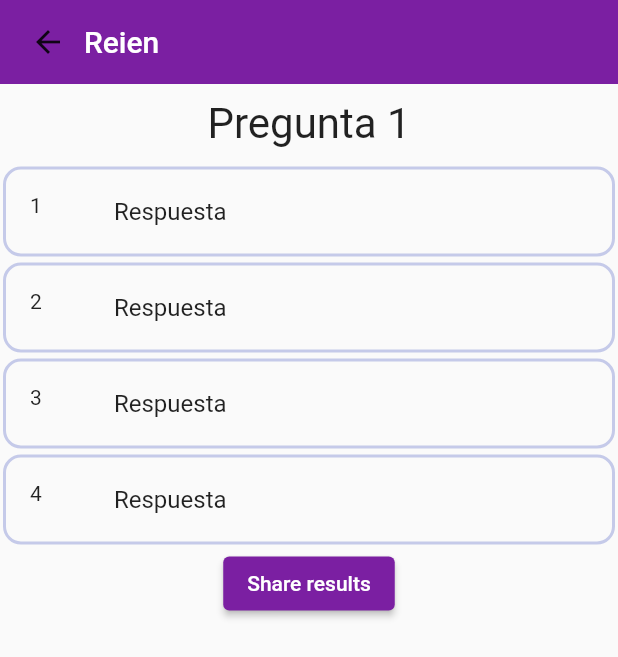
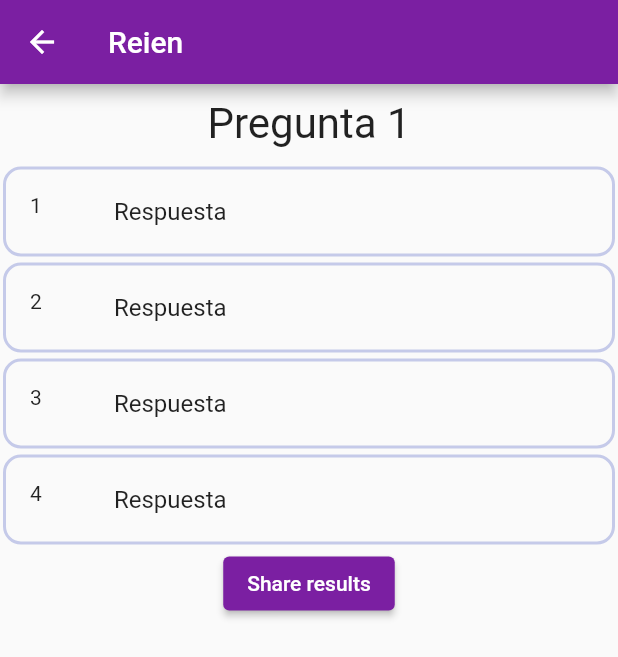
Before and after one commit to Osenian/reien, a Flutter app: the QuizNouns screen opened directly, on a phone screen of 412 x 824 dp. Shown: the top 657 px of the screen. Run offline on Flutter 3.47's test engine with Material 2 defaults, Android fonts, the phone set to English and light mode, and no system bars; our stand-ins replace share_plus.

Commit message:
Actualiza quiz_nouns con AppBar

```diff
--- a/lib/screens/quiz_nouns.dart
+++ b/lib/screens/quiz_nouns.dart
@@ -8,15 +8,21 @@ class QuizNouns extends StatelessWidget {
   @override
   Widget build(BuildContext context) {
     return SafeArea(
-      child: Material(
+      child: Scaffold(
+        appBar: AppBar(
+          backgroundColor: Colors.purple[700],
+          leading: IconButton(
+            onPressed: () {
+              Navigator.pop(context);
+            },
+            icon: const Icon(Icons.arrow_back),
+            tooltip: "Volver",
+          ),
+          title: const Text("Reien"),
+        ),
+        body: Material(
           child: Column(
             children: [
-            CustomAppBar(
-              title: Text(
-                "Reien",
-                style: Theme.of(context).primaryTextTheme.titleLarge,
-              ),
-            ),
               ConstrainedBox(
                 constraints: const BoxConstraints(maxHeight: 450),
                 child: Column(
@@ -88,6 +94,7 @@ class QuizNouns extends StatelessWidget {
             ],
           ),
         ),
+      ),
     );
   }
 }
```
Lines whose indentation alone changed are shown as unchanged.
